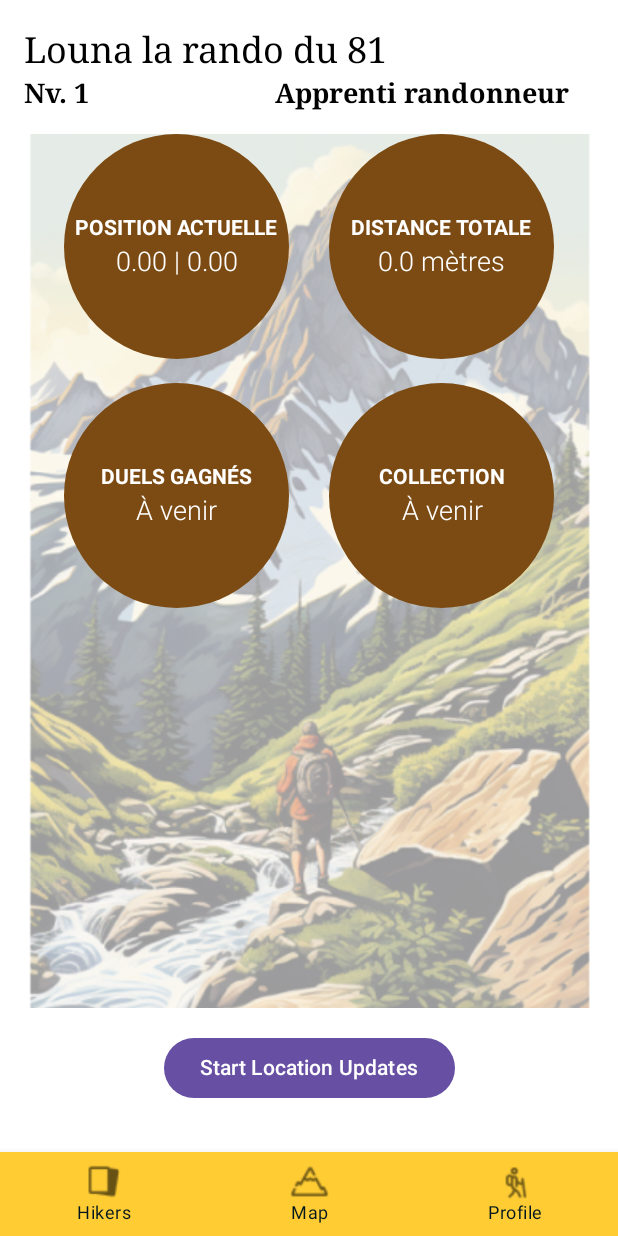
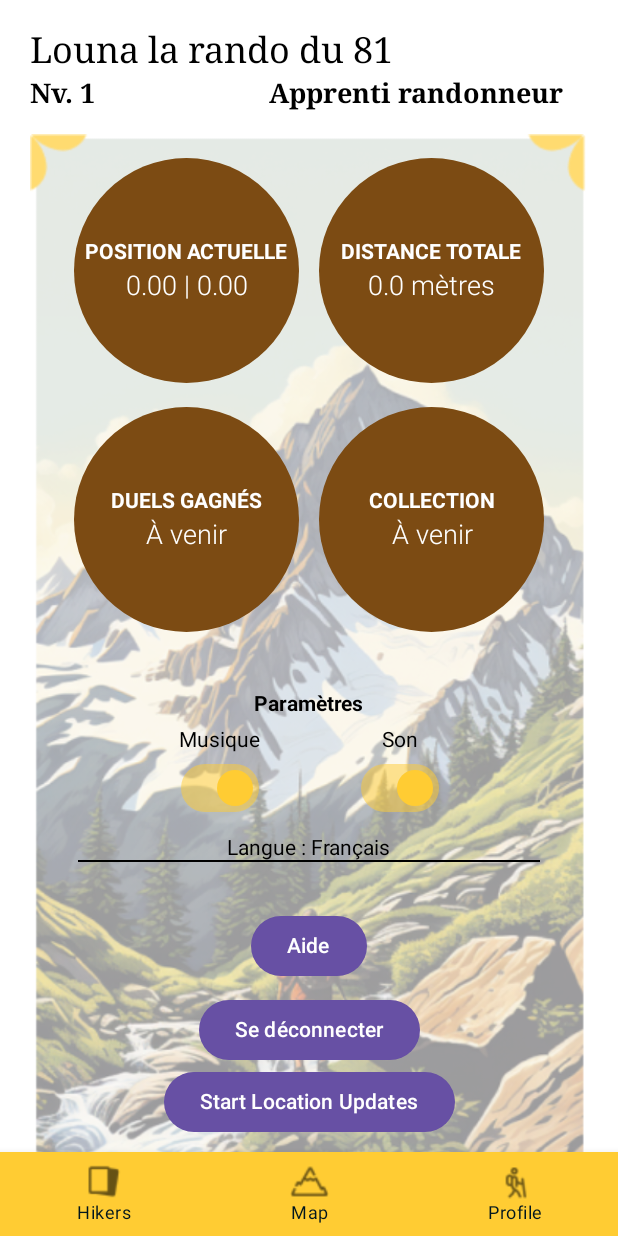
Before and after one commit to mmicastres/sae501-barthes_boulade_desoutter_leliege, an Android app built with Jetpack Compose: the screen it shows after launch (MainActivity), on a phone screen of 412 x 824 dp. Run offline under Robolectric (Android 15) with nearby library versions, the phone set to English and light mode, and no system bars.

Commit message:
Style de Profile Presque finis mais très ressemblant a la maquette

```diff
--- a/app/src/main/java/com/example/hiker/ui/components/DisplayProfilePage.kt
+++ b/app/src/main/java/com/example/hiker/ui/components/DisplayProfilePage.kt
@@ -3,8 +3,13 @@ package com.example.hiker.ui.components
 import androidx.compose.foundation.Image
 import androidx.compose.foundation.background
 import androidx.compose.foundation.layout.*
+import androidx.compose.foundation.rememberScrollState
 import androidx.compose.foundation.shape.CircleShape
+import androidx.compose.foundation.verticalScroll
 import androidx.compose.material3.Button
+import androidx.compose.material3.Divider
+import androidx.compose.material3.Switch
+import androidx.compose.material3.SwitchDefaults
 import androidx.compose.material3.Text
 import androidx.compose.runtime.Composable
 import androidx.compose.ui.Alignment
@@ -25,21 +30,20 @@ import com.example.hiker.R
 import com.example.hiker.managers.UserLevelManager
 import com.example.hiker.services.LocationService
 import com.example.hiker.ui.theme.Maron
+import com.example.hiker.ui.theme.Jaune
 import java.util.Locale
 
 
 @Composable
 fun ProfilePage(locationService: LocationService, userLevelManager: UserLevelManager) {
     val backgroundImage: Painter = painterResource(id = R.drawable.backgroud_image)
+    val scrollState = rememberScrollState()
+
     Column(
         modifier = Modifier
             .fillMaxSize()
-            .padding(16.dp),
-        verticalArrangement = Arrangement.SpaceBetween
-    ) {
-        Column(
-            verticalArrangement = Arrangement.Top,
-            horizontalAlignment = Alignment.Start
+            .padding(20.dp, 16.dp, 20.dp, 0.dp)
+            .verticalScroll(scrollState)
     ) {
         DisplayNiveaux(locationService.totalDistance, userLevelManager)
         Spacer(modifier = Modifier.height(16.dp))
@@ -47,35 +51,28 @@ fun ProfilePage(locationService: LocationService, userLevelManager: UserLevelMan
         Box(
             modifier = Modifier
                 .fillMaxWidth()
-                    .weight(1f)
-                    .background(Color.White.copy(alpha = 0.5f))
         ) {
             Image(
                 painter = backgroundImage,
-                    contentDescription = "Background Image",
+                contentDescription = "Image de fond",
                 contentScale = ContentScale.Crop,
                 modifier = Modifier
                     .fillMaxSize()
                     .alpha(0.7f)
             )
+            Column(
+                modifier = Modifier
+                    .fillMaxSize()
+                    .padding(16.dp)
+            ) {
                 GridStatSection(locationService)
-            }
-            Box(
-                modifier = Modifier
-                    .fillMaxWidth()
-                    .padding(16.dp),
-                contentAlignment = Alignment.Center
-            ) {
-                UniversalButton(
-                    onClickAction = { locationService.toggleLocationUpdates() },
-                    buttonText = if (locationService.isLocationAvailable()) "Stop Location Updates" else "Start Location Updates"
-                )
+                Spacer(modifier = Modifier.height(24.dp)) // Espace supplémentaire pour le défilement
+                Parametres()
+                Boutons(locationService)
             }
         }
     }
 }
-
-
 @Composable
 fun GridStatSection(locationService: LocationService) {
     Column(horizontalAlignment = Alignment.CenterHorizontally) {
@@ -179,8 +176,77 @@ fun DisplayNiveaux(totalDistance: Float, userLevelManager: UserLevelManager) {
 }
 
 @Composable
-fun UniversalButton(onClickAction: () -> Unit, buttonText: String) {
-    Button(onClick = onClickAction) {
+fun Parametres() {
+    Column(
+        modifier = Modifier
+            .fillMaxWidth()
+            .padding(16.dp),
+        horizontalAlignment = Alignment.CenterHorizontally
+    ) {
+        Text(text = "Paramètres", fontWeight = FontWeight.Bold)
+        Spacer(modifier = Modifier.height(8.dp))
+        Row(
+            modifier = Modifier.fillMaxWidth(),
+            horizontalArrangement = Arrangement.SpaceEvenly
+        ) {
+            Column(horizontalAlignment = Alignment.CenterHorizontally) {
+                Text(text = "Musique")
+                Switch(
+                    checked = true,
+                    onCheckedChange = { /* Gérer le changement */ },
+                    colors = SwitchDefaults.colors(
+                        checkedThumbColor = Jaune,
+                        checkedTrackColor = Jaune.copy(alpha = 0.5f)
+                    )
+                )
+            }
+            Column(horizontalAlignment = Alignment.CenterHorizontally) {
+                Text(text = "Son")
+                Switch(
+                    checked = true,
+                    onCheckedChange = { /* Gérer le changement */ },
+                    colors = SwitchDefaults.colors(
+                        checkedThumbColor = Jaune,
+                        checkedTrackColor = Jaune.copy(alpha = 0.5f)
+                    )
+                )
+            }
+        }
+        Spacer(modifier = Modifier.height(8.dp))
+        Text(text = "Langue : Français")
+        Divider(color = Color.Black, thickness = 1.dp)
+    }
+}
+@Composable
+fun Boutons(locationService: LocationService) {
+    Column(
+        modifier = Modifier
+            .fillMaxWidth()
+            .padding(16.dp),
+        horizontalAlignment = Alignment.CenterHorizontally
+    ) {
+        Button(onClick = { /* Gérer l'aide */ }) {
+            Text(text = "Aide")
+        }
+        Spacer(modifier = Modifier.height(8.dp))
+        Button(
+            onClick = { /* Gérer la déconnexion */ },
+        ) {
+            Text(text = "Se déconnecter", color = Color.White)
+        }
+        UniversalButton(
+            onClickAction = { locationService.toggleLocationUpdates() },
+            buttonText = if (locationService.isLocationAvailable()) "Stop Location Updates" else "Start Location Updates"
+        )
+    }
+}
+
+@Composable
+fun UniversalButton(onClickAction: () -> Unit, buttonText: String, modifier: Modifier = Modifier) {
+    Button(
+        onClick = onClickAction,
+        modifier = modifier
+    ) {
         Text(text = buttonText)
     }
 }
```
Lines whose indentation alone changed are shown as unchanged.
